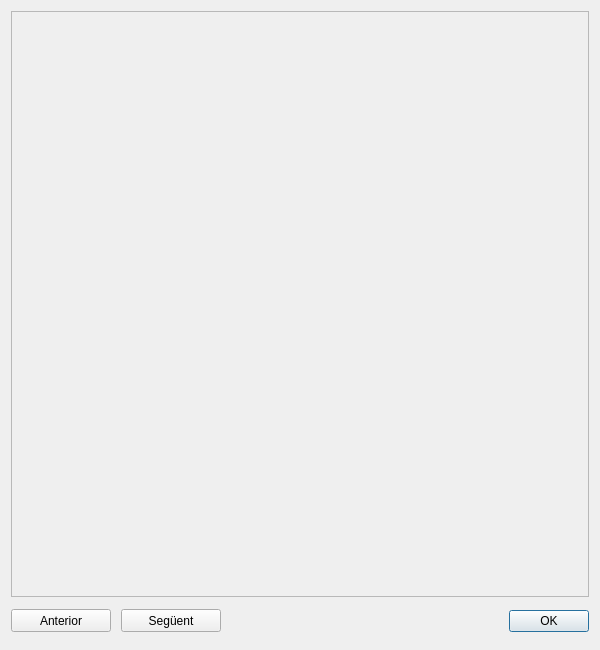
Before: the Qt Designer form moduls/AtributsForm.ui in SistemesInformacioTerritorial/Qvista, drawn with Qt 5.
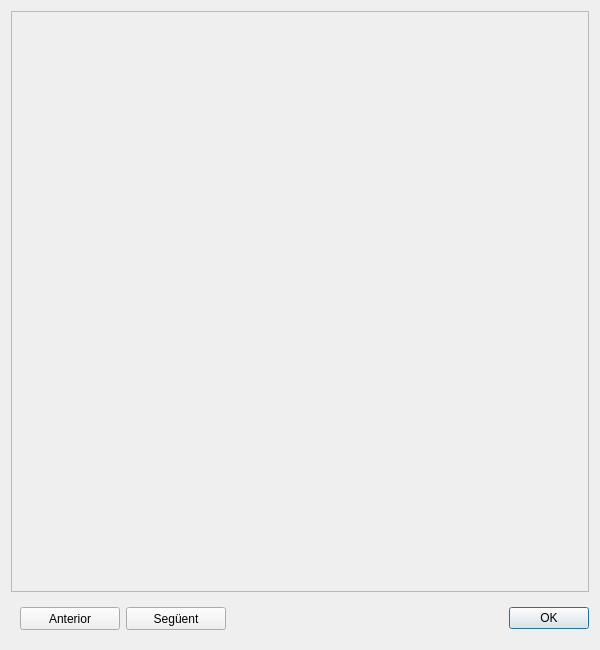
After: the same form once the commit is applied.

What changed in the file:
```diff
--- a/moduls/AtributsForm.ui
+++ b/moduls/AtributsForm.ui
@@ -33,7 +33,7 @@
           <x>0</x>
           <y>0</y>
           <width>578</width>
-          <height>584</height>
+          <height>579</height>
          </rect>
         </property>
         <layout class="QVBoxLayout" name="verticalLayout_3">
@@ -86,15 +86,9 @@
        <property name="lineWidth">
         <number>0</number>
        </property>
+       <layout class="QHBoxLayout" name="horizontalLayout_2">
+        <item>
        <widget class="QPushButton" name="bPrev">
-        <property name="geometry">
-         <rect>
-          <x>0</x>
-          <y>6</y>
-          <width>100</width>
-          <height>23</height>
-         </rect>
-        </property>
         <property name="minimumSize">
          <size>
           <width>100</width>
@@ -111,15 +105,9 @@
          <string>Anterior</string>
         </property>
        </widget>
+        </item>
+        <item>
        <widget class="QPushButton" name="bNext">
-        <property name="geometry">
-         <rect>
-          <x>110</x>
-          <y>6</y>
-          <width>100</width>
-          <height>23</height>
-         </rect>
-        </property>
         <property name="minimumSize">
          <size>
           <width>100</width>
@@ -136,8 +124,23 @@
          <string>Següent</string>
         </property>
        </widget>
+        </item>
+       </layout>
       </widget>
      </item>
+     <item>
+      <spacer name="horizontalSpacer">
+       <property name="orientation">
+        <enum>Qt::Horizontal</enum>
+       </property>
+       <property name="sizeHint" stdset="0">
+        <size>
+         <width>40</width>
+         <height>20</height>
+        </size>
+       </property>
+      </spacer>
+     </item>
      <item>
       <widget class="QDialogButtonBox" name="buttonBox">
        <property name="enabled">
```
Lines whose indentation alone changed are shown as unchanged.
